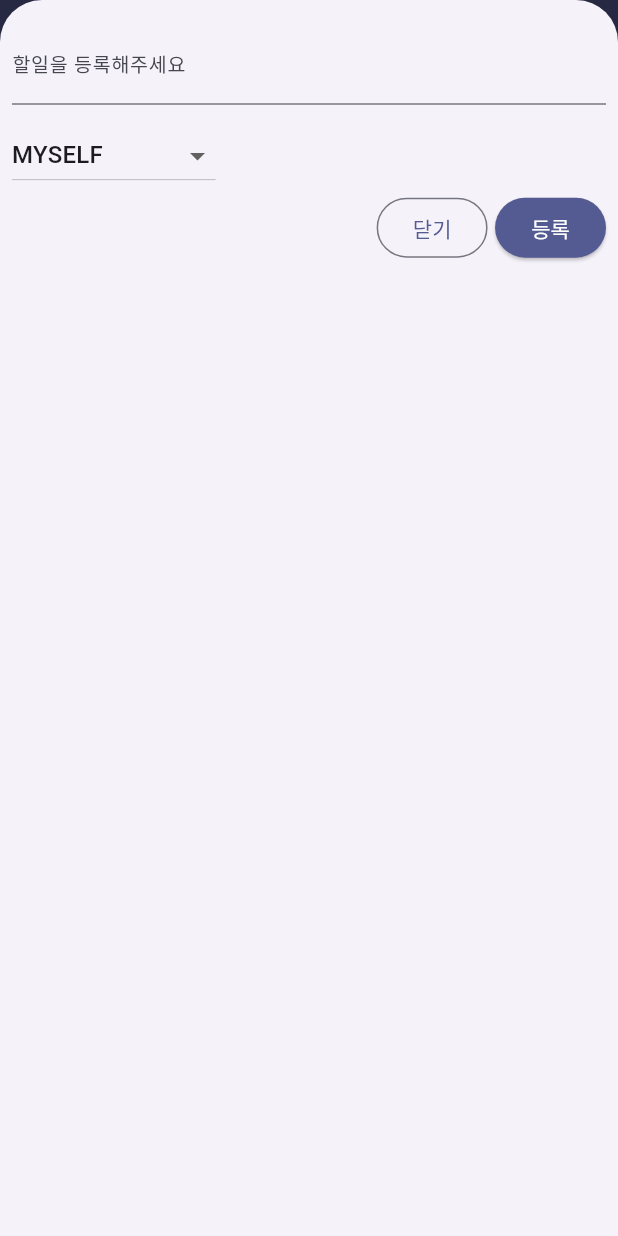
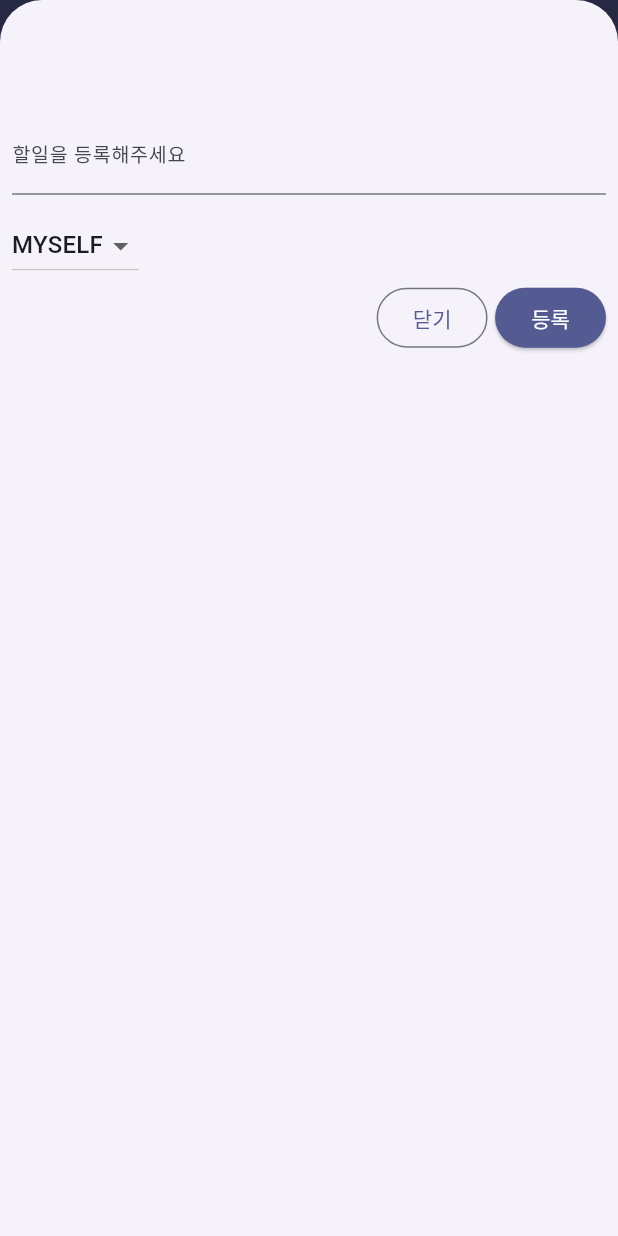
Before and after one commit to vnfma0218/todo_category, a Flutter app: the screen it shows after launch, after a tap on the "add circle" icon, on a phone screen of 412 x 824 dp. Run offline on Flutter 3.47's test engine with Material 2 defaults, Android fonts, the phone set to English and light mode, and no system bars.

Commit message:
feat: category 모델 추가

```diff
--- /dev/null
+++ b/lib/data/categoryData.dart
@@ -0,0 +1,9 @@
+import 'package:flutter/material.dart';
+import 'package:todo_app/models/Category.dart';
+
+var categoryData = [
+  Category(title: 'mySelf', color: Colors.amber),
+  Category(title: 'home', color: Colors.amber),
+  Category(title: 'work', color: Colors.deepOrange),
+  Category(title: 'mySelf', color: Colors.purple),
+];
--- /dev/null
+++ b/lib/models/Category.dart
@@ -0,0 +1,11 @@
+import 'package:flutter/material.dart';
+
+class Category {
+  Category({
+    required this.title,
+    required this.color,
+  });
+
+  final String title;
+  final Color color;
+}
--- a/lib/models/Todo.dart
+++ b/lib/models/Todo.dart
@@ -1,4 +1,4 @@
-enum Category { mySelf, home, work, relationShip }
+import 'package:todo_app/models/Category.dart';
 
 class Todo {
   Todo({
--- a/lib/screens/home_screen.dart
+++ b/lib/screens/home_screen.dart
@@ -1,4 +1,5 @@
 import 'package:flutter/material.dart';
+import 'package:todo_app/models/Category.dart';
 import 'package:todo_app/models/Todo.dart';
 import 'package:todo_app/screens/todo_list_screen.dart';
 import 'package:todo_app/widgets/new_todo.dart';
--- a/lib/widgets/custom_switch.dart
+++ b/lib/widgets/custom_switch.dart
@@ -67,7 +67,7 @@ class _CustomSwitchState extends State<CustomSwitch> {
                   top: 20,
                   left: 92,
                   child: Text(
-                    widget.isDone ? 'Set Not done' : 'Set as Done!',
+                    widget.isDone ? 'COMPLETE!' : 'Set as Done',
                     style: const TextStyle(
                       color: Colors.white,
                       fontWeight: FontWeight.w600,
--- a/lib/widgets/new_todo.dart
+++ b/lib/widgets/new_todo.dart
@@ -1,5 +1,6 @@
 import 'package:flutter/material.dart';
-import 'package:todo_app/models/Todo.dart';
+import 'package:todo_app/data/categoryData.dart';
+import 'package:todo_app/models/Category.dart';
 
 class NewTodo extends StatefulWidget {
   const NewTodo({required this.onSubmitTodo, super.key});
@@ -11,7 +12,7 @@ class NewTodo extends StatefulWidget {
 
 class _NewTodoState extends State<NewTodo> {
   final todoController = TextEditingController();
-  var _selectedCategory = Category.mySelf;
+  Category _selectedCategory = categoryData.first;
   @override
   void dispose() {
     todoController.dispose();
@@ -28,6 +29,9 @@ class _NewTodoState extends State<NewTodo> {
       child: Column(
         crossAxisAlignment: CrossAxisAlignment.start,
         children: [
+          const SizedBox(
+            height: 60,
+          ),
           TextField(
             controller: todoController,
             decoration: const InputDecoration(
@@ -41,12 +45,12 @@ class _NewTodoState extends State<NewTodo> {
           ),
           DropdownButton(
             value: _selectedCategory,
-            items: Category.values
+            items: categoryData
                 .map(
                   (category) => DropdownMenuItem(
                       value: category,
                       child: Text(
-                        category.name.toUpperCase(),
+                        category.title.toUpperCase(),
                       )),
                 )
                 .toList(),
```
Also changed, not shown: lib/widgets/todo_item.dart (+12 -10 lines), lib/widgets/todo_item_detail.dart (+13 -5 lines).
